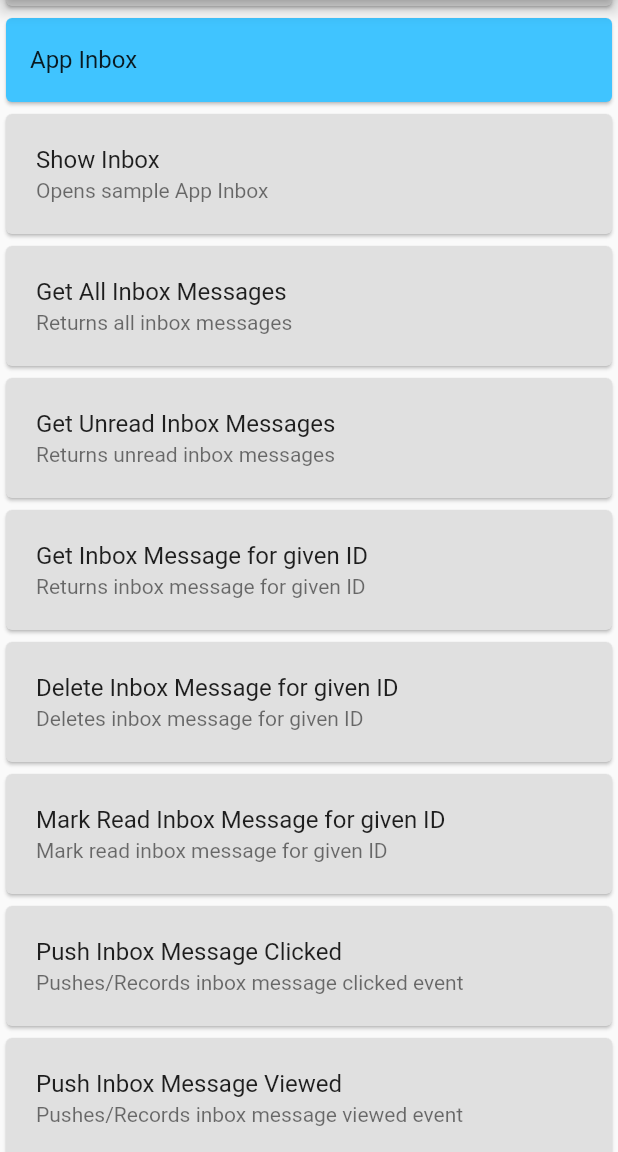
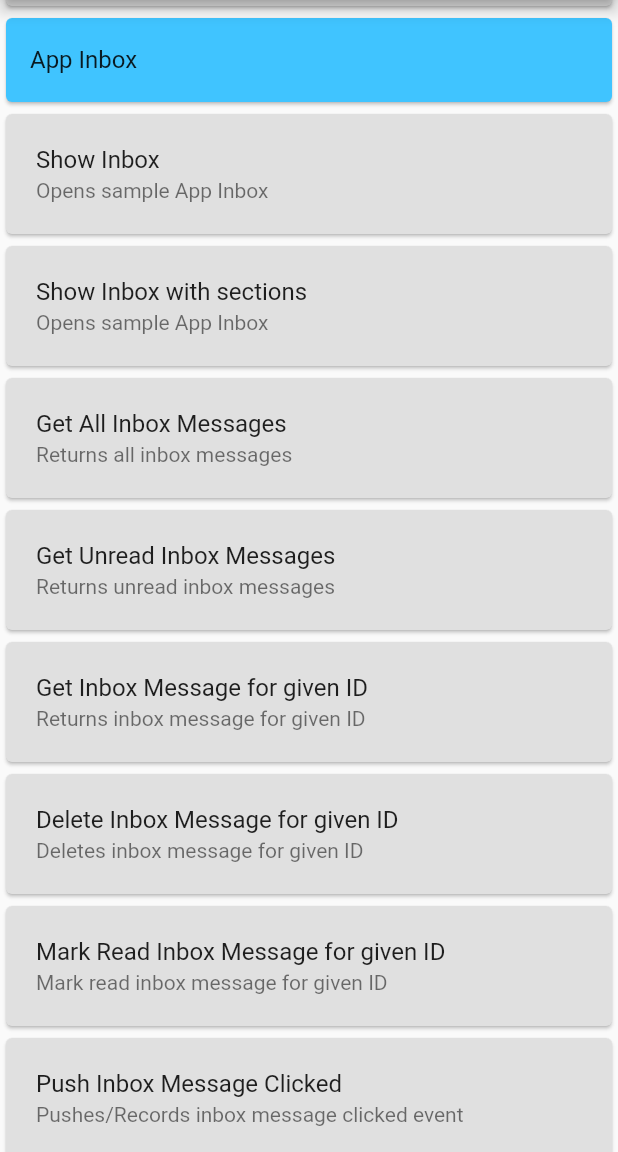
Before and after one commit to CleverTap/clevertap-flutter, a Flutter app: the screen it shows after launch, scrolled down 1728 dp, on a phone screen of 412 x 824 dp, the part 84-1236 px from its top. Run offline on Flutter 3.47's test engine with Material 2 defaults, Android fonts, the phone set to English and light mode, and no system bars; drawn by our look-alikes of flutter_styled_toast.

Commit message:
[SDK-2174] update example

```diff
--- a/example/lib/main.dart
+++ b/example/lib/main.dart
@@ -445,6 +445,18 @@ class _MyAppState extends State<MyApp> {
                   child: Padding(
                     padding: const EdgeInsets.all(4.0),
                     child: ListTile(
+                      title: Text("Show Inbox with sections"),
+                      subtitle: Text("Opens sample App Inbox"),
+                      onTap: showInboxWithTabs,
+                    ),
+                  ),
+                ),
+
+                Card(
+                  color: Colors.grey.shade300,
+                  child: Padding(
+                    padding: const EdgeInsets.all(4.0),
+                    child: ListTile(
                       title: Text("Get All Inbox Messages"),
                       subtitle: Text("Returns all inbox messages"),
                       onTap: getAllInboxMessages,
@@ -767,7 +779,7 @@ class _MyAppState extends State<MyApp> {
                     child: ListTile(
                       title: Text("Set Opt Out"),
                       subtitle:
-                          Text("Used to opt out of sending data to CleverTap"),
+                      Text("Used to opt out of sending data to CleverTap"),
                       onTap: setOptOut,
                     ),
                   ),
@@ -1027,6 +1039,36 @@ class _MyAppState extends State<MyApp> {
                     ),
                   ),
                 ),
+                Card(
+                  color: Colors.grey.shade300,
+                  child: Padding(
+                    padding: const EdgeInsets.all(4.0),
+                    child: ListTile(
+                      title: Text("Set Push token : FCM"),
+                      onTap: setPushTokenFCM,
+                    ),
+                  ),
+                ),
+                Card(
+                  color: Colors.grey.shade300,
+                  child: Padding(
+                    padding: const EdgeInsets.all(4.0),
+                    child: ListTile(
+                      title: Text("Set Push token : XPS"),
+                      onTap: setPushTokenXPS,
+                    ),
+                  ),
+                ),
+                Card(
+                  color: Colors.grey.shade300,
+                  child: Padding(
+                    padding: const EdgeInsets.all(4.0),
+                    child: ListTile(
+                      title: Text("Set Push token : HMS"),
+                      onTap: setPushTokenHMS,
+                    ),
+                  ),
+                ),
               ],
             )),
       ),
@@ -1188,6 +1230,16 @@ class _MyAppState extends State<MyApp> {
       '': ''
     };
     CleverTapPlugin.recordEvent("Send Input Box Reminder DOC false", eventData);
+  }
+
+  void setPushTokenFCM() {
+    CleverTapPlugin.setPushToken("token_fcm");
+  }
+  void setPushTokenXPS() {
+    CleverTapPlugin.setXiaomiPushToken("token_xps","Europe");
+  }
+  void setPushTokenHMS() {
+    CleverTapPlugin.setHuaweiPushToken("token_fcm");
   }
 
   void recordEvent() {
@@ -1287,6 +1339,24 @@ class _MyAppState extends State<MyApp> {
     }
   }
 
+
+  void showInboxWithTabs() {
+    if (inboxInitialized) {
+      showToast("Opening App Inbox", onDismiss: () {
+        var styleConfig = {
+          'noMessageTextColor': '#ff6600',
+          'noMessageText': 'No message(s) to show.',
+          'navBarTitle': 'App Inbox',
+          'navBarTitleColor': '#101727',
+          'navBarColor': '#EF4444',
+          'tabs': ["promos","offers"]
+        };
+        CleverTapPlugin.showInbox(styleConfig);
+      });
+    }
+  }
+
+
   void getAllInboxMessages() async {
     List? messages = await CleverTapPlugin.getAllInboxMessages();
     showToast("See all inbox messages in console");
```
Also changed, not shown: 1 other file.
